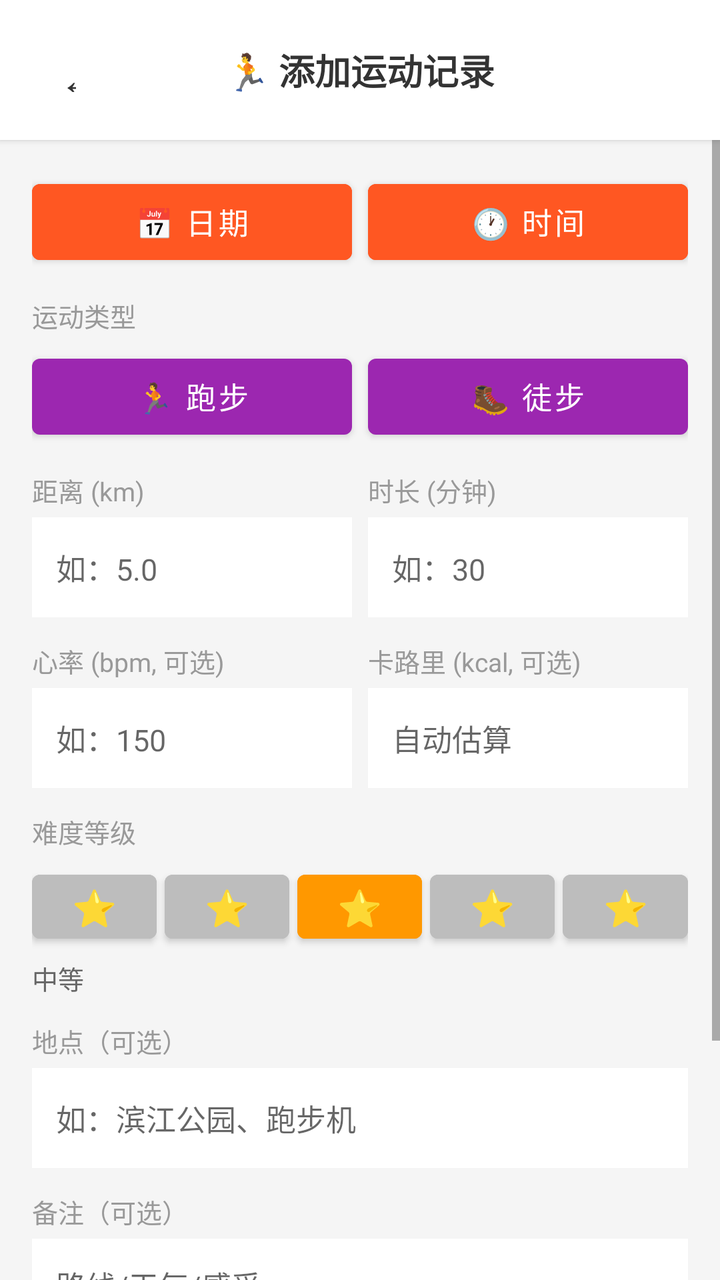
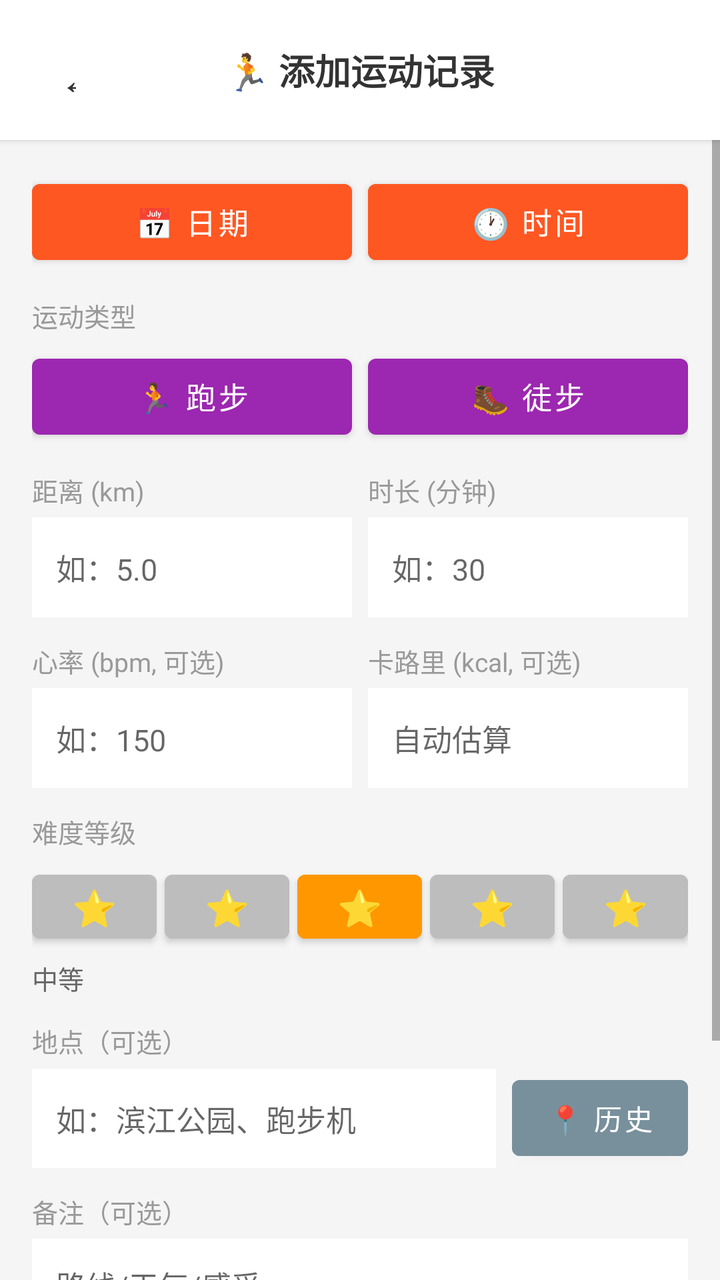

The first picture is an Android layout as it rendered before a commit; the second is the same layout after the commit. The layout source and the unified diff follow.
<!-- AndroidManifest.xml: application theme Theme.HealthRecorder -->
<!-- res/layout/activity_exercise_record.xml -->
<?xml version="1.0" encoding="utf-8"?>
<LinearLayout xmlns:android="http://schemas.android.com/apk/res/android"
    android:layout_width="match_parent"
    android:layout_height="match_parent"
    android:orientation="vertical"
    android:background="#F5F5F5">

    <LinearLayout
        android:layout_width="match_parent"
        android:layout_height="wrap_content"
        android:orientation="horizontal"
        android:paddingHorizontal="12dp"
        android:paddingVertical="14dp"
        android:background="#FFFFFF"
        android:elevation="2dp"
        android:gravity="center_vertical">
        <Button
            android:id="@+id/btnBack"
            android:layout_width="42dp"
            android:layout_height="42dp"
            android:text="←"
            android:textSize="22sp"
            android:background="@android:color/transparent"
            android:textColor="#333333"/>
        <TextView
            android:id="@+id/tvTitle"
            android:layout_width="0dp"
            android:layout_height="wrap_content"
            android:layout_weight="1"
            android:text="🏃 添加运动记录"
            android:textSize="18sp"
            android:textStyle="bold"
            android:textColor="#333333"
            android:gravity="center"/>
        <View android:layout_width="42dp" android:layout_height="1dp"/>
    </LinearLayout>

    <ScrollView
        android:layout_width="match_parent"
        android:layout_height="0dp"
        android:layout_weight="1">
        <LinearLayout
            android:layout_width="match_parent"
            android:layout_height="wrap_content"
            android:orientation="vertical"
            android:padding="16dp">

            
            <LinearLayout
                android:layout_width="match_parent"
                android:layout_height="wrap_content"
                android:orientation="horizontal"
                android:layout_marginBottom="12dp">
                <Button
                    android:id="@+id/btnDate"
                    android:layout_width="0dp" android:layout_height="50dp" android:layout_weight="1"
                    android:text="📅 日期" android:textSize="15sp"
                    android:backgroundTint="#FF5722" android:layout_marginEnd="8dp"/>
                <Button
                    android:id="@+id/btnTime"
                    android:layout_width="0dp" android:layout_height="50dp" android:layout_weight="1"
                    android:text="🕐 时间" android:textSize="15sp"
                    android:backgroundTint="#FF5722"/>
            </LinearLayout>

            
            <TextView
                android:layout_width="wrap_content" android:layout_height="wrap_content"
                android:text="运动类型" android:textSize="13sp" android:textColor="#999999"
                android:layout_marginBottom="6dp"/>
            <LinearLayout
                android:layout_width="match_parent" android:layout_height="wrap_content"
                android:orientation="horizontal" android:layout_marginBottom="12dp">
                <Button
                    android:id="@+id/btnRunning"
                    android:layout_width="0dp" android:layout_height="50dp"
                    android:layout_weight="1" android:text="🏃 跑步"
                    android:textSize="15sp" android:layout_marginEnd="8dp"/>
                <Button
                    android:id="@+id/btnHiking"
                    android:layout_width="0dp" android:layout_height="50dp"
                    android:layout_weight="1" android:text="🥾 徒步"
                    android:textSize="15sp"/>
            </LinearLayout>

            
            <LinearLayout
                android:layout_width="match_parent" android:layout_height="wrap_content"
                android:orientation="horizontal" android:layout_marginBottom="12dp">
                <LinearLayout android:layout_width="0dp" android:layout_height="wrap_content"
                    android:layout_weight="1" android:orientation="vertical" android:layout_marginEnd="8dp">
                    <TextView android:layout_width="wrap_content" android:layout_height="wrap_content"
                        android:text="距离 (km)" android:textSize="13sp" android:textColor="#999999" android:layout_marginBottom="4dp"/>
                    <EditText android:id="@+id/editDistance" android:layout_width="match_parent"
                        android:layout_height="50dp" android:hint="如：5.0"
                        android:background="@android:color/white" android:paddingHorizontal="12dp"
                        android:textSize="15sp" android:inputType="numberDecimal"/>
                </LinearLayout>
                <LinearLayout android:layout_width="0dp" android:layout_height="wrap_content"
                    android:layout_weight="1" android:orientation="vertical">
                    <TextView android:layout_width="wrap_content" android:layout_height="wrap_content"
                        android:text="时长 (分钟)" android:textSize="13sp" android:textColor="#999999" android:layout_marginBottom="4dp"/>
                    <EditText android:id="@+id/editDuration" android:layout_width="match_parent"
                        android:layout_height="50dp" android:hint="如：30"
                        android:background="@android:color/white" android:paddingHorizontal="12dp"
                        android:textSize="15sp" android:inputType="number"/>
                </LinearLayout>
            </LinearLayout>

            
            <LinearLayout
                android:id="@+id/layoutRunning"
                android:layout_width="match_parent" android:layout_height="wrap_content"
                android:orientation="horizontal" android:layout_marginBottom="12dp">
                <LinearLayout android:layout_width="0dp" android:layout_height="wrap_content"
                    android:layout_weight="1" android:orientation="vertical" android:layout_marginEnd="8dp">
                    <TextView android:layout_width="wrap_content" android:layout_height="wrap_content"
                        android:text="心率 (bpm, 可选)" android:textSize="13sp" android:textColor="#999999" android:layout_marginBottom="4dp"/>
                    <EditText android:id="@+id/editHeartRate" android:layout_width="match_parent"
                        android:layout_height="50dp" android:hint="如：150"
                        android:background="@android:color/white" android:paddingHorizontal="12dp"
                        android:textSize="15sp" android:inputType="number"/>
                </LinearLayout>
                <LinearLayout android:layout_width="0dp" android:layout_height="wrap_content"
                    android:layout_weight="1" android:orientation="vertical">
                    <TextView android:layout_width="wrap_content" android:layout_height="wrap_content"
                        android:text="卡路里 (kcal, 可选)" android:textSize="13sp" android:textColor="#999999" android:layout_marginBottom="4dp"/>
                    <EditText android:id="@+id/editCalories" android:layout_width="match_parent"
                        android:layout_height="50dp" android:hint="自动估算"
                        android:background="@android:color/white" android:paddingHorizontal="12dp"
                        android:textSize="15sp" android:inputType="number"/>
                </LinearLayout>
            </LinearLayout>

            
            <LinearLayout
                android:id="@+id/layoutHiking"
                android:layout_width="match_parent" android:layout_height="wrap_content"
                android:orientation="vertical" android:layout_marginBottom="12dp"
                android:visibility="gone">
                <TextView android:layout_width="wrap_content" android:layout_height="wrap_content"
                    android:text="爬升高度 (米, 可选)" android:textSize="13sp" android:textColor="#999999"
                    android:layout_marginBottom="4dp"/>
                <EditText android:id="@+id/editElevation" android:layout_width="match_parent"
                    android:layout_height="50dp" android:hint="如：300"
                    android:background="@android:color/white" android:paddingHorizontal="12dp"
                    android:textSize="15sp" android:inputType="number"/>
            </LinearLayout>

            
            <TextView
                android:layout_width="wrap_content" android:layout_height="wrap_content"
                android:text="难度等级" android:textSize="13sp" android:textColor="#999999"
                android:layout_marginBottom="6dp"/>
            <LinearLayout
                android:layout_width="match_parent" android:layout_height="wrap_content"
                android:orientation="horizontal" android:layout_marginBottom="4dp">
                <Button android:id="@+id/btnDiff1" android:layout_width="0dp" android:layout_height="44dp"
                    android:layout_weight="1" android:text="⭐" android:textSize="18sp"
                    android:layout_marginEnd="4dp" android:backgroundTint="#BDBDBD"/>
                <Button android:id="@+id/btnDiff2" android:layout_width="0dp" android:layout_height="44dp"
                    android:layout_weight="1" android:text="⭐⭐" android:textSize="18sp"
                    android:layout_marginEnd="4dp" android:backgroundTint="#BDBDBD"/>
                <Button android:id="@+id/btnDiff3" android:layout_width="0dp" android:layout_height="44dp"
                    android:layout_weight="1" android:text="⭐⭐⭐" android:textSize="18sp"
                    android:layout_marginEnd="4dp" android:backgroundTint="#FF9800"/>
                <Button android:id="@+id/btnDiff4" android:layout_width="0dp" android:layout_height="44dp"
                    android:layout_weight="1" android:text="⭐⭐⭐⭐" android:textSize="18sp"
                    android:layout_marginEnd="4dp" android:backgroundTint="#BDBDBD"/>
                <Button android:id="@+id/btnDiff5" android:layout_width="0dp" android:layout_height="44dp"
                    android:layout_weight="1" android:text="⭐⭐⭐⭐⭐" android:textSize="18sp"
                    android:backgroundTint="#BDBDBD"/>
            </LinearLayout>
            <TextView
                android:id="@+id/textDiffDesc" android:layout_width="wrap_content" android:layout_height="wrap_content"
                android:text="中等" android:textSize="13sp" android:textColor="#666666"
                android:layout_marginBottom="12dp"/>

            
            <TextView
                android:layout_width="wrap_content" android:layout_height="wrap_content"
                android:text="地点（可选）" android:textSize="13sp" android:textColor="#999999"
                android:layout_marginBottom="4dp"/>
            <EditText android:id="@+id/editLocation"
                android:layout_width="match_parent"
                android:layout_height="50dp"
                android:hint="如：滨江公园、跑步机"
                android:background="@android:color/white"
                android:paddingHorizontal="12dp"
                android:textSize="15sp"
                android:layout_marginBottom="12dp"/>

            
            <TextView
                android:layout_width="wrap_content" android:layout_height="wrap_content"
                android:text="备注（可选）" android:textSize="13sp" android:textColor="#999999"
                android:layout_marginBottom="4dp"/>
            <EditText android:id="@+id/editNotes"
                android:layout_width="match_parent"
                android:layout_height="80dp"
                android:hint="路线/天气/感受..."
                android:background="@android:color/white"
                android:padding="12dp"
                android:textSize="15sp"
                android:gravity="top"
                android:layout_marginBottom="20dp"/>

            <Button
                android:id="@+id/btnSave"
                android:layout_width="match_parent"
                android:layout_height="56dp"
                android:text="💾 保存记录"
                android:textSize="17sp"
                android:textStyle="bold"
                android:backgroundTint="#FF5722"/>

            <Button
                android:id="@+id/btnDelete"
                android:layout_width="match_parent"
                android:layout_height="50dp"
                android:text="🗑 删除记录"
                android:textSize="16sp"
                android:textStyle="bold"
                android:backgroundTint="#F44336"
                android:textColor="#FFFFFF"
                android:visibility="gone"
                android:layout_marginTop="12dp"
                android:layout_marginBottom="20dp"/>
        </LinearLayout>
    </ScrollView>
</LinearLayout>
<!-- resources referenced by this layout -->
<resources>
  <style name="Theme.HealthRecorder" parent="Theme.MaterialComponents.Light.DarkActionBar">
          
          <item name="colorPrimary">@color/purple_500</item>
          <item name="colorPrimaryVariant">@color/purple_700</item>
          <item name="colorOnPrimary">@color/white</item>
          
          
          <item name="colorSecondary">@color/teal_200</item>
          <item name="colorSecondaryVariant">@color/teal_700</item>
          <item name="colorOnSecondary">@color/black</item>
          
          
          <item name="android:statusBarColor">?attr/colorPrimaryVariant</item>
          
          
      </style>
  <color name="purple_500">#9C27B0</color>
  <color name="purple_700">#7B1FA2</color>
  <color name="white">#FFFFFF</color>
  <color name="teal_200">#80CBC4</color>
  <color name="teal_700">#00796B</color>
  <color name="black">#000000</color>
</resources>

<!-- the commit's change to res/layout/activity_exercise_record.xml (unified diff, before → after) -->
@@ -181,14 +181,30 @@
                 android:layout_width="wrap_content" android:layout_height="wrap_content"
                 android:text="地点（可选）" android:textSize="13sp" android:textColor="#999999"
                 android:layout_marginBottom="4dp"/>
-            <EditText android:id="@+id/editLocation"
-                android:layout_width="match_parent"
-                android:layout_height="50dp"
-                android:hint="如：滨江公园、跑步机"
-                android:background="@android:color/white"
-                android:paddingHorizontal="12dp"
-                android:textSize="15sp"
-                android:layout_marginBottom="12dp"/>
+            <LinearLayout
+                android:layout_width="match_parent"
+                android:layout_height="wrap_content"
+                android:orientation="horizontal"
+                android:layout_marginBottom="12dp">
+                <EditText android:id="@+id/editLocation"
+                    android:layout_width="0dp"
+                    android:layout_weight="1"
+                    android:layout_height="50dp"
+                    android:hint="如：滨江公园、跑步机"
+                    android:background="@android:color/white"
+                    android:paddingHorizontal="12dp"
+                    android:textSize="15sp"
+                    android:singleLine="true"
+                    android:layout_marginEnd="8dp"/>
+                <Button
+                    android:id="@+id/btnLocationHistory"
+                    android:layout_width="wrap_content"
+                    android:layout_height="50dp"
+                    android:text="📍 历史"
+                    android:textSize="14sp"
+                    android:backgroundTint="#78909C"
+                    android:textColor="#FFFFFF"/>
+            </LinearLayout>
 
             
             <TextView
